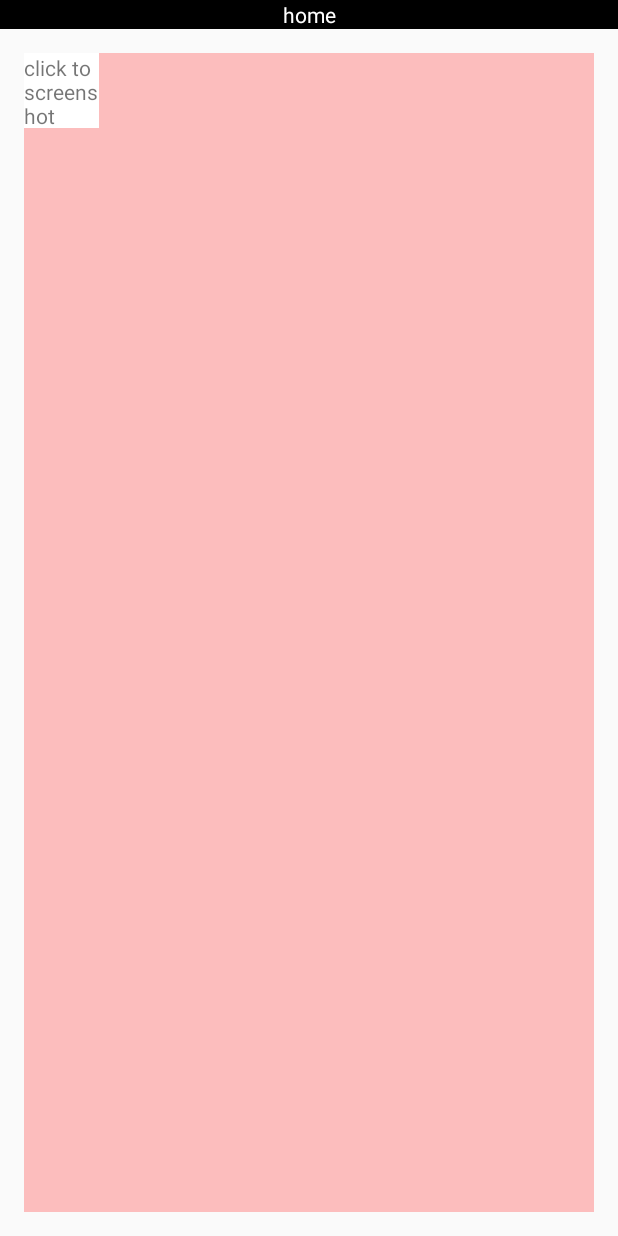
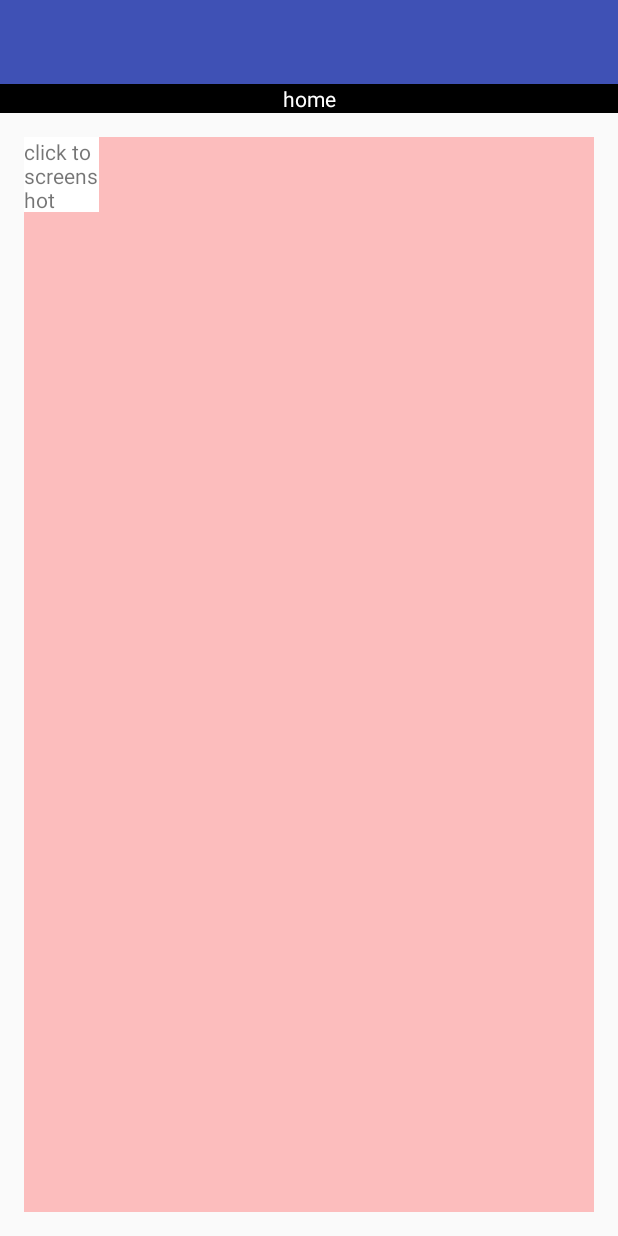
Before and after one commit to ziq358/ZiqMusic, an Android app: the screen it shows after launch (MainActivity), on a phone screen of 412 x 824 dp. Run offline under Robolectric (Android 15) with nearby library versions, the phone set to English and light mode, and no system bars.

Commit message:
modified status bar code

```diff
--- a/app/src/main/java/com/xogrp/john/ziqtoollibrary/activity/MainActivity.java
+++ b/app/src/main/java/com/xogrp/john/ziqtoollibrary/activity/MainActivity.java
@@ -1,12 +1,17 @@
 package com.xogrp.john.ziqtoollibrary.activity;
 
+import android.os.Build;
 import android.support.v4.app.FragmentManager;
 import android.support.v4.app.FragmentTransaction;
 import android.support.v7.app.AppCompatActivity;
 import android.os.Bundle;
+import android.support.v7.widget.Toolbar;
+import android.view.Window;
+import android.view.WindowManager;
 
 import com.xogrp.john.ziqtoollibrary.R;
 import com.xogrp.john.ziqtoollibrary.fragment.HomeFragment;
+import com.xogrp.john.ziqtoollibrary.statusBar.StatusBarUtil;
 
 public class MainActivity extends AppCompatActivity {
 
@@ -15,7 +20,16 @@ public class MainActivity extends AppCompatActivity {
     @Override
     protected void onCreate(Bundle savedInstanceState) {
         super.onCreate(savedInstanceState);
-        setContentView(R.layout.activity_main);
+
+        StatusBarUtil.setUpStatusBar(this);
+
+        setContentView(R.layout.activity_main_drawer);
+
+
+        Toolbar toolbar = (Toolbar) findViewById(R.id.my_toolbar);
+        setSupportActionBar(toolbar);
+
+
         FragmentManager manager = getSupportFragmentManager();
         FragmentTransaction transaction = manager.beginTransaction();
         transaction.add(R.id.container, new HomeFragment(), "home");
--- /dev/null
+++ b/app/src/main/java/com/xogrp/john/ziqtoollibrary/statusBar/StatusBarUtil.java
@@ -0,0 +1,51 @@
+package com.xogrp.john.ziqtoollibrary.statusBar;
+
+import android.app.Activity;
+import android.graphics.Color;
+import android.os.Build;
+import android.view.View;
+import android.view.Window;
+import android.view.WindowManager;
+
+/**
+ * Created by john on 29/11/2017.
+ */
+
+public class StatusBarUtil {
+
+    public static void setUpStatusBar(Activity activity){
+        Window window = activity.getWindow();
+
+        // for 4.4
+        if (Build.VERSION.SDK_INT == Build.VERSION_CODES.KITKAT) {
+            // 内容显示在status bar 下面。。即全屏，，但在4.4 statusbar 没有透明
+//            window.getDecorView().setSystemUiVisibility(View.SYSTEM_UI_FLAG_LAYOUT_STABLE | View.SYSTEM_UI_FLAG_LAYOUT_FULLSCREEN);
+
+            window.addFlags(WindowManager.LayoutParams.FLAG_TRANSLUCENT_STATUS);
+        }
+
+        // for 5.0 +
+        if (Build.VERSION.SDK_INT >= Build.VERSION_CODES.LOLLIPOP) {
+            // 内容显示在status bar 下面。。即全屏
+            window.getDecorView().setSystemUiVisibility(View.SYSTEM_UI_FLAG_LAYOUT_STABLE | View.SYSTEM_UI_FLAG_LAYOUT_FULLSCREEN);
+            // status 透明
+            window.addFlags(WindowManager.LayoutParams.FLAG_DRAWS_SYSTEM_BAR_BACKGROUNDS);
+            window.setStatusBarColor(Color.TRANSPARENT);
+        }
+
+
+    }
+
+    public static void setUpFullScreen(Activity activity){
+        // 全屏， statusBar 看不到。。拖一下会出来。。然后消失
+        Window window = activity.getWindow();
+        window.addFlags(WindowManager.LayoutParams.FLAG_FULLSCREEN);
+
+        // 全屏显示， 拖出statusBar 后退出了全屏
+//        View decorView = window.getDecorView();
+//        // Hide the status bar.
+//        decorView.setSystemUiVisibility(View.SYSTEM_UI_FLAG_FULLSCREEN);
+
+    }
+
+}
--- /dev/null
+++ b/app/src/main/res/layout/activity_main_drawer.xml
@@ -0,0 +1,49 @@
+<?xml version="1.0" encoding="utf-8"?>
+<android.support.v4.widget.DrawerLayout xmlns:android="http://schemas.android.com/apk/res/android"
+    xmlns:tools="http://schemas.android.com/tools"
+    xmlns:app="http://schemas.android.com/apk/res-auto"
+    android:layout_width="match_parent"
+    android:layout_height="match_parent"
+    >
+
+    <FrameLayout
+        android:layout_width="match_parent"
+        android:layout_height="match_parent"
+        >
+        <FrameLayout
+            android:id="@+id/container"
+            android:layout_width="match_parent"
+            android:layout_height="match_parent"
+            >
+        </FrameLayout>
+
+        <FrameLayout
+            android:id="@+id/fl_bottom_player"
+            android:layout_width="match_parent"
+            android:layout_height="wrap_content"
+            android:layout_gravity="bottom"
+            >
+        </FrameLayout>
+
+    </FrameLayout>
+
+    <android.support.design.widget.NavigationView
+        android:layout_width="match_parent"
+        android:layout_height="match_parent"
+        android:layout_gravity="start"
+        android:background="@android:color/holo_red_dark"
+        app:itemBackground="@color/transparent"
+        app:headerLayout="@layout/activity_main_header"
+        >
+        <FrameLayout
+            android:id="@+id/nav_view_footer"
+            android:background="@color/white"
+            android:layout_width="match_parent"
+            android:layout_height="wrap_content"
+            >
+
+
+        </FrameLayout>
+    </android.support.design.widget.NavigationView>
+
+</android.support.v4.widget.DrawerLayout>
--- a/app/src/main/res/layout/homefragment.xml
+++ b/app/src/main/res/layout/homefragment.xml
@@ -1,14 +1,21 @@
 <?xml version="1.0" encoding="utf-8"?>
-<FrameLayout
+<android.support.design.widget.CoordinatorLayout
     xmlns:android="http://schemas.android.com/apk/res/android"
     xmlns:tools="http://schemas.android.com/tools"
     android:layout_width="match_parent"
     android:layout_height="match_parent"
     >
     <LinearLayout
+        android:layout_width="match_parent"
+        android:layout_height="match_parent"
         android:orientation="vertical"
-        android:layout_width="match_parent"
-        android:layout_height="match_parent">
+        >
+        <android.support.v7.widget.Toolbar
+            android:id="@+id/my_toolbar"
+            android:layout_width="match_parent"
+            android:layout_height="wrap_content"
+            android:background="@color/colorPrimary"
+            />
 
         <TextView
             android:text="home"
@@ -29,4 +36,4 @@
             >
         </android.support.v4.view.ViewPager>
     </LinearLayout>
-</FrameLayout>
+</android.support.design.widget.CoordinatorLayout>
--- a/app/src/main/res/values/styles.xml
+++ b/app/src/main/res/values/styles.xml
@@ -3,8 +3,9 @@
     <!-- Base application theme. -->
     <style name="AppTheme" parent="Theme.AppCompat.Light.NoActionBar">
         <!-- Customize your theme here. -->
+        <!--status bar color-->
+        <item name="colorPrimaryDark">@color/colorPrimaryDark</item>
         <item name="colorPrimary">@color/colorPrimary</item>
-        <item name="colorPrimaryDark">@color/colorPrimaryDark</item>
         <item name="colorAccent">@color/colorAccent</item>
     </style>
 
```
Also changed, not shown: app/build.gradle (+13 -67 lines), app/src/main/res/layout/activity_main.xml (+14 -5 lines), app/src/main/res/layout/activity_main_header.xml (added, +14 -0 lines), app/src/main/res/layout/mytoolbar_layout.xml (added, +12 -0 lines), app/src/main/res/values/colors.xml (+30 -1 lines), toollibrary/build.gradle (+5 -5 lines), app/libs/slf4j-api-1.7.23.jar (deleted), app/libs/slf4j-log4j12-1.7.23.jar (deleted).
